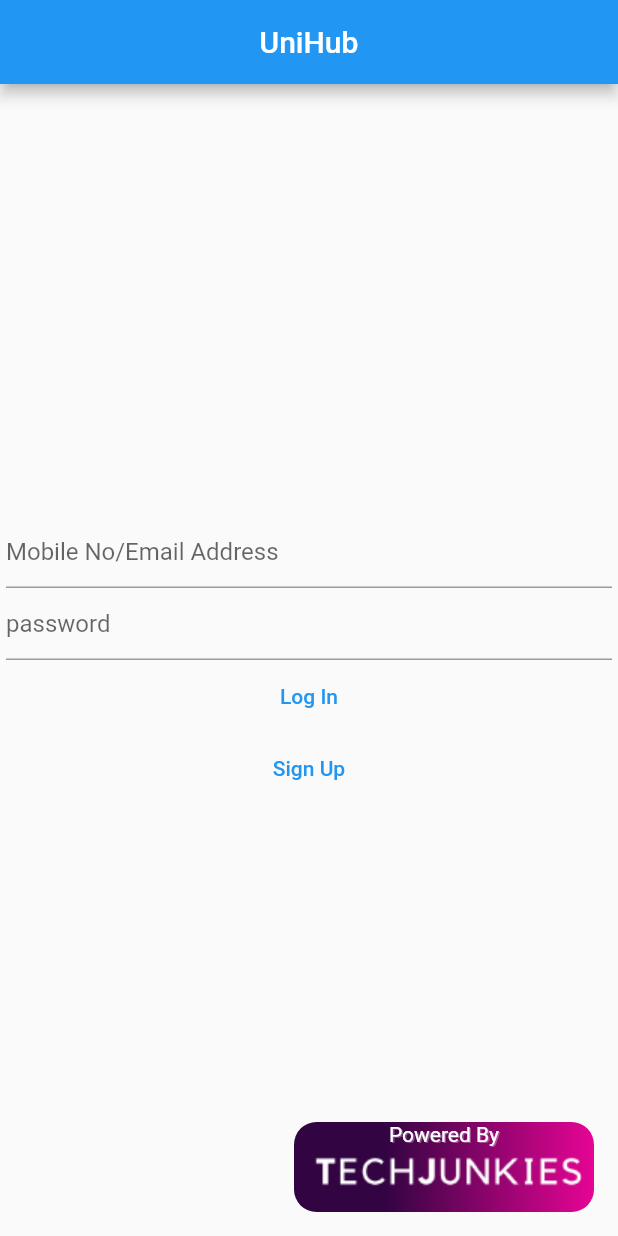
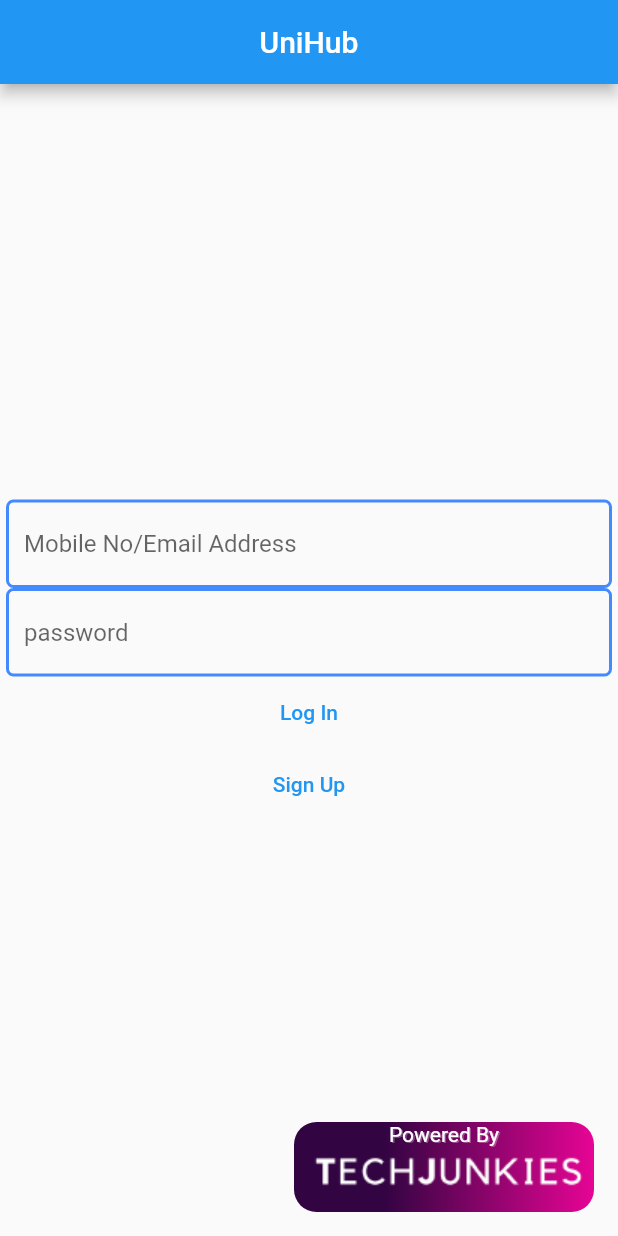
Before and after one commit to TechJunkies-IIITK/Uni-Hub, a Flutter app: the screen it shows after launch, on a phone screen of 412 x 824 dp. Run offline on Flutter 3.47's test engine with Material 2 defaults, Android fonts, the phone set to English and light mode, and no system bars.

Commit message:
added room card widget && updated stacked_profiles && updated homepage

```diff
--- a/lib/views/authpage/login_widget.dart
+++ b/lib/views/authpage/login_widget.dart
@@ -36,11 +36,27 @@ class LoginWidget extends StatelessWidget{
 
               hintText: 'Mobile No/Email Address',
 
+              enabledBorder: OutlineInputBorder(
+
+                borderSide: BorderSide( color: Colors.blueAccent, width: 2.0),
+
+                borderRadius: BorderRadius.all(Radius.circular(5.0))
+
+              ),
+
+              errorBorder: OutlineInputBorder(
+
+                borderSide: BorderSide( color: Colors.redAccent, width: 2.0),
+
+                borderRadius: BorderRadius.all(Radius.circular(5.0))
+
+              ),
+
             ),
 
             validator: (String? value){
 
-              if(value == null)return 'No value found';
+              if(value == null || value.isEmpty)return "This field can't be empty";
 
             },
 
@@ -55,6 +71,22 @@ class LoginWidget extends StatelessWidget{
             decoration: const InputDecoration(
 
               hintText: 'password',
+
+              enabledBorder: OutlineInputBorder(
+
+                  borderSide: BorderSide( color: Colors.blueAccent, width: 2.0),
+
+                  borderRadius: BorderRadius.all(Radius.circular(5.0))
+
+              ),
+
+              errorBorder: OutlineInputBorder(
+
+                  borderSide: BorderSide( color: Colors.redAccent, width: 2.0),
+
+                  borderRadius: BorderRadius.all(Radius.circular(5.0))
+
+              ),
 
             ),
 
--- a/lib/views/homepage/stacked_profiles.dart
+++ b/lib/views/homepage/stacked_profiles.dart
@@ -32,7 +32,7 @@ class StackedProfiles extends StatelessWidget{
 
           Container(
 
-              margin: EdgeInsets.all( padding * index),
+              margin: EdgeInsets.only( left: padding * index),
 
               decoration: BoxDecoration(
 
@@ -60,7 +60,7 @@ class StackedProfiles extends StatelessWidget{
 
       ).toList()..add(Container(
 
-          margin: EdgeInsets.all(padding * index),
+          margin: EdgeInsets.only( left: padding * index),
 
           decoration: BoxDecoration(
 
```
Also changed, not shown: lib/views/homepage/homepage.dart (+65 -4 lines), lib/views/homepage/room_card.dart (added, +107 -0 lines).
